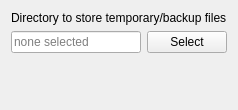
Old version of the form gui/editortempoptionpage.ui in the repository Martchus/tageditor.
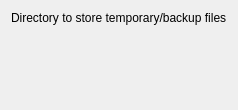
New version of the form. Custom widgets are drawn as their Qt base class.

The edit to the form file:
```diff
--- a/gui/editortempoptionpage.ui
+++ b/gui/editortempoptionpage.ui
@@ -22,22 +22,7 @@
     </widget>
    </item>
    <item>
-    <layout class="QHBoxLayout" name="horizontalLayout">
-     <item>
-      <widget class="PathLineEdit" name="pathLineEdit">
-       <property name="placeholderText">
-        <string>none selected</string>
-       </property>
-      </widget>
-     </item>
-     <item>
-      <widget class="QPushButton" name="selectPushButton">
-       <property name="text">
-        <string>Select</string>
-       </property>
-      </widget>
-     </item>
-    </layout>
+    <widget class="Widgets::PathSelection" name="directoryWidget" native="true"/>
    </item>
    <item>
     <widget class="NotificationLabel" name="notificationLabel" native="true"/>
@@ -58,17 +43,18 @@
   </layout>
  </widget>
  <customwidgets>
-  <customwidget>
-   <class>PathLineEdit</class>
-   <extends>QLineEdit</extends>
-   <header>gui/pathlineedit.h</header>
-  </customwidget>
   <customwidget>
    <class>NotificationLabel</class>
    <extends>QWidget</extends>
    <header>gui/notificationlabel.h</header>
    <container>1</container>
   </customwidget>
+  <customwidget>
+   <class>Widgets::PathSelection</class>
+   <extends>QWidget</extends>
+   <header location="global">qtutilities/widgets/pathselection.h</header>
+   <container>1</container>
+  </customwidget>
  </customwidgets>
  <resources/>
  <connections/>
```
